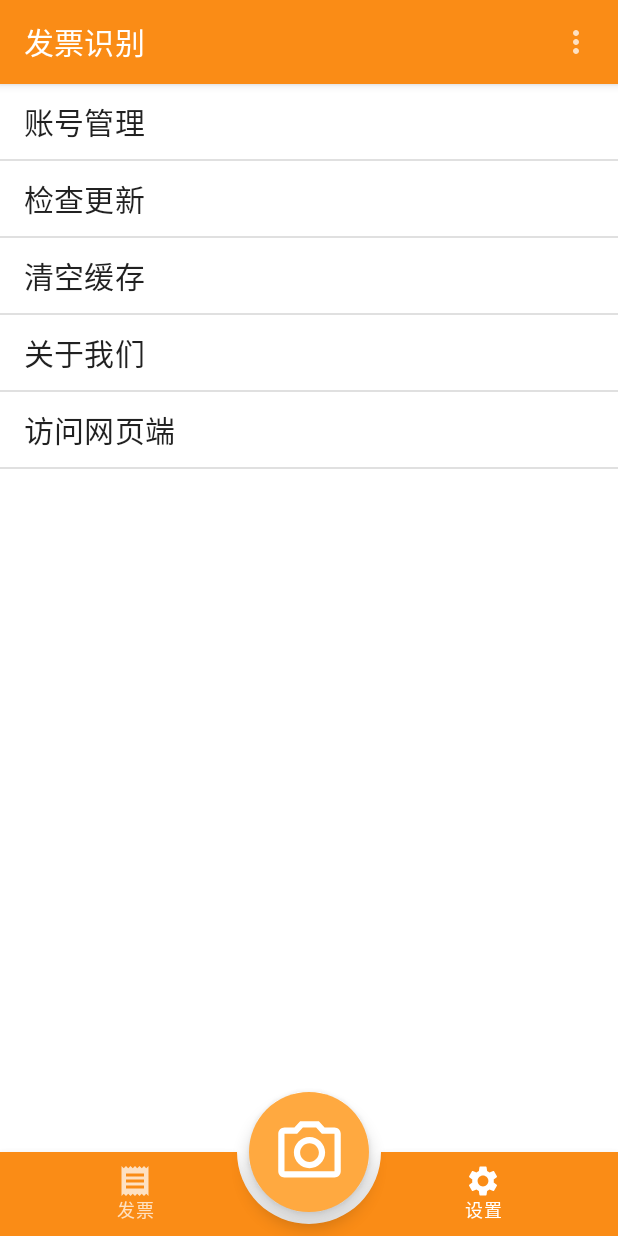
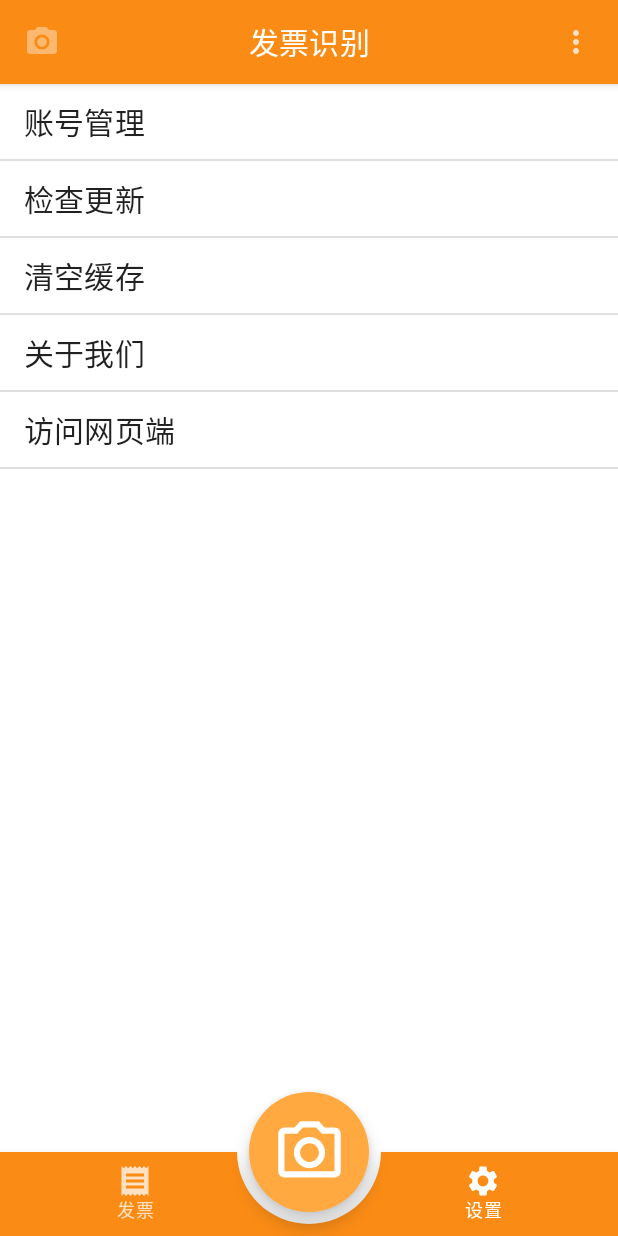
Before and after one commit to crepusculumx/TicketExtractionApp, an Android app built with Jetpack Compose: the screen it shows after launch (MainActivity), item 2 of the bottom bar chosen, on a phone screen of 412 x 824 dp. Run offline under Robolectric (Android 15) with nearby library versions, the phone set to English and light mode, and no system bars.

Commit message:
Under developing

```diff
--- a/app/src/main/java/edu/bupt/ticketextraction/main/MainActivity.kt
+++ b/app/src/main/java/edu/bupt/ticketextraction/main/MainActivity.kt
@@ -3,6 +3,7 @@ package edu.bupt.ticketextraction.main
 import android.os.Bundle
 import androidx.activity.ComponentActivity
 import androidx.activity.compose.setContent
+import androidx.compose.foundation.layout.fillMaxWidth
 import androidx.compose.foundation.layout.padding
 import androidx.compose.foundation.layout.size
 import androidx.compose.foundation.shape.RoundedCornerShape
@@ -13,29 +14,30 @@ import androidx.compose.runtime.*
 import androidx.compose.ui.Modifier
 import androidx.compose.ui.graphics.Color
 import androidx.compose.ui.res.painterResource
+import androidx.compose.ui.text.style.TextAlign
+import androidx.compose.ui.tooling.preview.Preview
 import androidx.compose.ui.unit.dp
 import androidx.navigation.NavHostController
 import androidx.navigation.compose.NavHost
 import androidx.navigation.compose.composable
 import androidx.navigation.compose.rememberNavController
 import edu.bupt.ticketextraction.R
-import edu.bupt.ticketextraction.ui.theme.Sunset5
 import edu.bupt.ticketextraction.ui.theme.TicketExtractionTheme
-
 
 class MainActivity : ComponentActivity() {
     @ExperimentalMaterialApi
     override fun onCreate(savedInstanceState: Bundle?) {
         super.onCreate(savedInstanceState)
         setContent {
-            TicketExtractionTheme {
+            var darkTheme by remember { mutableStateOf(false) }
+            TicketExtractionTheme(darkTheme = darkTheme) {
                 // A surface container using the 'background' color from the theme
                 Surface(color = MaterialTheme.colors.background) {
                     val navControllers = rememberNavController()
                     Scaffold(
                         // 顶部栏
                         topBar = {
-                            MainTopBar()
+                            MainTopBar(darkTheme) { darkTheme = darkTheme.not() }
                         },
                         // 底部栏
                         bottomBar = {
@@ -65,10 +67,25 @@ class MainActivity : ComponentActivity() {
     }
 }
 
+@Preview
 @Composable
-fun MainTopBar() {
+fun MainTopBar(darkTheme: Boolean = false, darkThemeOnClick: () -> Unit = {}) {
     TopAppBar(
-        title = { Text("发票识别") },
+        title = {
+            Text(
+                text = "发票识别",
+                textAlign = TextAlign.Center,
+                modifier = Modifier
+                    .fillMaxWidth()
+                    .padding(end = 20.dp)
+            )
+        },
+        modifier = Modifier.padding(),
+        navigationIcon = {
+            IconButton(onClick = { }, enabled = false) {
+                Icon(painterResource(R.drawable.ic_baseline_photo_camera_24), contentDescription = null)
+            }
+        },
         actions = {
             var expanded by remember { mutableStateOf(false) }
             IconButton(onClick = { expanded = true }) {
@@ -77,8 +94,40 @@ fun MainTopBar() {
             DropdownMenu(
                 expanded = expanded,
                 onDismissRequest = { expanded = false }) {
-                DropdownMenuItem(onClick = { /*TODO*/ }) {
-                    Text("test")
+                DropdownMenuItem(onClick = {
+                    darkThemeOnClick()
+                }) {
+                    val dayOrNight = if (darkTheme) "日" else "夜"
+                    val resId = if (darkTheme) R.drawable.ic_baseline_wb_sunny_24
+                    else R.drawable.ic_baseline_brightness_3_24
+                    Icon(
+                        painterResource(resId),
+                        contentDescription = null,
+                        modifier = Modifier
+                            .size(20.dp)
+                            .padding(end = 5.dp)
+                    )
+                    Text("${dayOrNight}间模式")
+                }
+                DropdownMenuItem(onClick = { /* TODO: 2022/1/14*/  }) {
+                    Icon(
+                        painterResource(R.drawable.ic_baseline_email_24),
+                        contentDescription = null,
+                        modifier = Modifier
+                            .size(20.dp)
+                            .padding(end = 5.dp)
+                    )
+                    Text("导出")
+                }
+                DropdownMenuItem(onClick = { /* TODO: 2022/1/14*/}) {
+                    Icon(
+                        painterResource(id = R.drawable.ic_baseline_help_24),
+                        contentDescription = null,
+                        modifier = Modifier
+                            .size(20.dp)
+                            .padding(end = 5.dp)
+                    )
+                    Text("使用说明")
                 }
             }
         }
@@ -125,7 +174,6 @@ fun MainFloatingActionButton() {
             // TODO: 2022/1/14 调用相机
         },
         Modifier.size(80.dp),
-        backgroundColor = Sunset5
     ) {
         Icon(
             painterResource(id = R.drawable.ic_outline_photo_camera_24),
--- a/app/src/main/java/edu/bupt/ticketextraction/main/SettingsFragment.kt
+++ b/app/src/main/java/edu/bupt/ticketextraction/main/SettingsFragment.kt
@@ -21,11 +21,11 @@ class SettingsFragment(val fatherActivity: MainActivity) {
 }
 
 sealed class Settings(var name: String, var onClick: () -> Unit) {
-    object Account : Settings("账号管理", {})
-    object Update : Settings("检查更新", {})
-    object ClearCache : Settings("清空缓存", {})
-    object AboutUs : Settings("关于我们", {})
-    object VisitWeb : Settings("访问网页端", {})
+    object Account : Settings("账号管理", {/* TODO: 2022/1/14*/})
+    object Update : Settings("检查更新", {/* TODO: 2022/1/14*/})
+    object ClearCache : Settings("清空缓存", {/* TODO: 2022/1/14*/})
+    object AboutUs : Settings("关于我们", {/* TODO: 2022/1/14*/})
+    object VisitWeb : Settings("访问网页端", {/* TODO: 2022/1/14*/})
 }
 
 @ExperimentalMaterialApi
--- /dev/null
+++ b/app/src/main/res/drawable/ic_baseline_brightness_3_24.xml
@@ -0,0 +1,5 @@
+<vector android:height="24dp" android:tint="#FFFFFF"
+    android:viewportHeight="24" android:viewportWidth="24"
+    android:width="24dp" xmlns:android="http://schemas.android.com/apk/res/android">
+    <path android:fillColor="@android:color/white" android:pathData="M9,2c-1.05,0 -2.05,0.16 -3,0.46 4.06,1.27 7,5.06 7,9.54 0,4.48 -2.94,8.27 -7,9.54 0.95,0.3 1.95,0.46 3,0.46 5.52,0 10,-4.48 10,-10S14.52,2 9,2z"/>
+</vector>
--- /dev/null
+++ b/app/src/main/res/drawable/ic_baseline_help_24.xml
@@ -0,0 +1,5 @@
+<vector android:height="24dp" android:tint="#FFFFFF"
+    android:viewportHeight="24" android:viewportWidth="24"
+    android:width="24dp" xmlns:android="http://schemas.android.com/apk/res/android">
+    <path android:fillColor="@android:color/white" android:pathData="M12,2C6.48,2 2,6.48 2,12s4.48,10 10,10 10,-4.48 10,-10S17.52,2 12,2zM13,19h-2v-2h2v2zM15.07,11.25l-0.9,0.92C13.45,12.9 13,13.5 13,15h-2v-0.5c0,-1.1 0.45,-2.1 1.17,-2.83l1.24,-1.26c0.37,-0.36 0.59,-0.86 0.59,-1.41 0,-1.1 -0.9,-2 -2,-2s-2,0.9 -2,2L8,9c0,-2.21 1.79,-4 4,-4s4,1.79 4,4c0,0.88 -0.36,1.68 -0.93,2.25z"/>
+</vector>
--- /dev/null
+++ b/app/src/main/res/drawable/ic_baseline_wb_sunny_24.xml
@@ -0,0 +1,5 @@
+<vector android:height="24dp" android:tint="#FFFFFF"
+    android:viewportHeight="24" android:viewportWidth="24"
+    android:width="24dp" xmlns:android="http://schemas.android.com/apk/res/android">
+    <path android:fillColor="@android:color/white" android:pathData="M6.76,4.84l-1.8,-1.79 -1.41,1.41 1.79,1.79 1.42,-1.41zM4,10.5L1,10.5v2h3v-2zM13,0.55h-2L11,3.5h2L13,0.55zM20.45,4.46l-1.41,-1.41 -1.79,1.79 1.41,1.41 1.79,-1.79zM17.24,18.16l1.79,1.8 1.41,-1.41 -1.8,-1.79 -1.4,1.4zM20,10.5v2h3v-2h-3zM12,5.5c-3.31,0 -6,2.69 -6,6s2.69,6 6,6 6,-2.69 6,-6 -2.69,-6 -6,-6zM11,22.45h2L13,19.5h-2v2.95zM3.55,18.54l1.41,1.41 1.79,-1.8 -1.41,-1.41 -1.79,1.8z"/>
+</vector>
```
Also changed, not shown: app/src/main/AndroidManifest.xml (+9 -1 lines).
